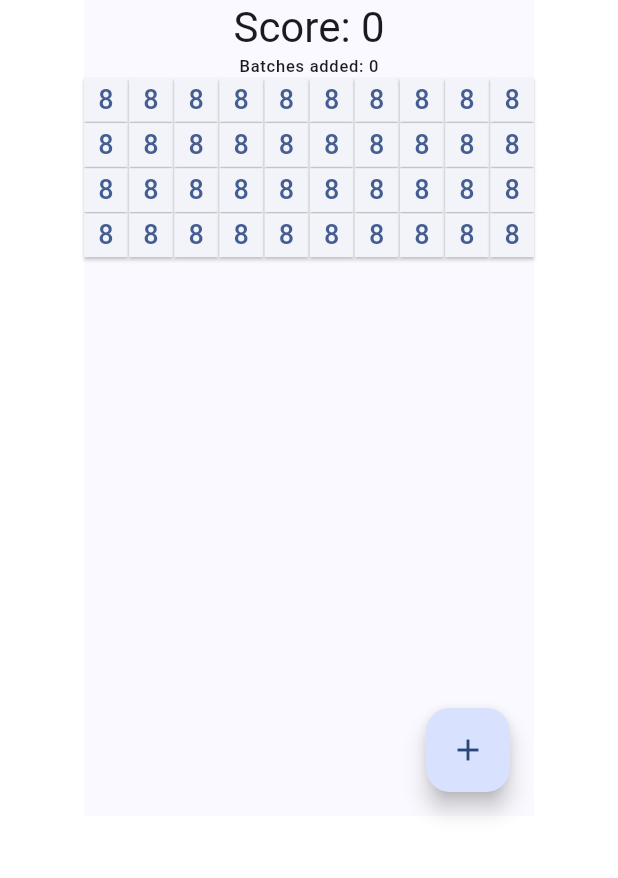
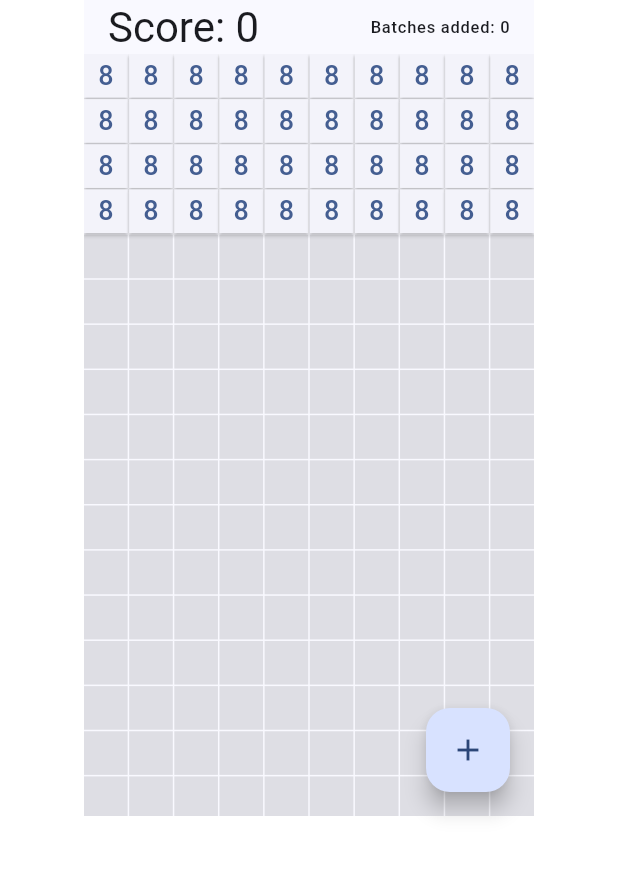
Before and after one commit to julia-morg/numerocide, a Flutter app: the screen it shows after launch, on a phone screen of 412 x 824 dp, the part 252-1130 px from its top. Run offline on Flutter 3.47's test engine with Material 3 defaults, Android fonts, the phone set to English and light mode, and no system bars.

Commit message:
пустые ряды

```diff
--- a/lib/main.dart
+++ b/lib/main.dart
@@ -23,13 +23,13 @@ class MyApp extends StatelessWidget {
         colorScheme: ColorScheme.fromSeed(seedColor: Colors.blueAccent),
         useMaterial3: true,
         appBarTheme: AppBarTheme(
-          backgroundColor: Theme.of(context).colorScheme.primary, // Фон заголовка
-          titleTextStyle: TextStyle(
+          backgroundColor: Theme.of(context).colorScheme.primary, // Используем основной цвет для заголовка
+          titleTextStyle: const TextStyle(
             color: Colors.white, // Белый текст заголовка
             fontSize: 20,
           ),
-          iconTheme: IconThemeData(
-            color: Colors.white, // Иконки белого цвета
+          iconTheme: const IconThemeData(
+            color: Colors.white, // Белые иконки
           ),
         ),
       ),
@@ -43,7 +43,6 @@ class MyApp extends StatelessWidget {
           ),
         );
       },
-
     );
   }
 }
@@ -124,12 +123,16 @@ class _MyHomePageState extends State<MyHomePage> {
   Widget build(BuildContext context) {
     return Scaffold(
       appBar: AppBar(
-        backgroundColor: Theme.of(context).colorScheme.primary,
         title: Text(widget.title),
+        backgroundColor: Theme.of(context).colorScheme.primary, // Цвет заголовка, как у вас
       ),
       body: Center(
         child: Column(
-          mainAxisAlignment: MainAxisAlignment.center,
+          children: <Widget>[
+            Padding(
+              padding: const EdgeInsets.symmetric(horizontal: 16.0),
+              child: Row(
+                mainAxisAlignment: MainAxisAlignment.spaceBetween,
                 children: <Widget>[
                   Text(
                     'Score: $_score',
@@ -137,9 +140,11 @@ class _MyHomePageState extends State<MyHomePage> {
                   ),
                   Text(
                     'Batches added: $_counter',
-              style: Theme.of(context).textTheme.labelSmall,
+                    style: Theme.of(context).textTheme.labelSmall, // Маленький шрифт для "Batches added"
                   ),
-
+                ],
+              ),
+            ),
             Expanded(
               child: SingleChildScrollView(
                 scrollDirection: Axis.vertical,
@@ -178,6 +183,10 @@ class ButtonGrid extends StatefulWidget {
 class _ButtonGridState extends State<ButtonGrid> {
   @override
   Widget build(BuildContext context) {
+    int totalRowsInView = (windowHeight / (buttonSize * buttonScaleFactor + 1)).floor(); // Количество строк, которые могут поместиться в видимой области
+    int totalButtonsToShow = totalRowsInView * buttonsPerRow; // Полное количество кнопок до конца экрана
+    int additionalButtons = totalButtonsToShow - widget.randomNumbers.length; // Дополнительные пустые кнопки
+
     return GridView.builder(
       physics: const NeverScrollableScrollPhysics(), // Отключаем прокрутку GridView
       shrinkWrap: true,
@@ -187,8 +196,27 @@ class _ButtonGridState extends State<ButtonGrid> {
         mainAxisSpacing: 1, // Минимальное пространство между кнопками по вертикали
         crossAxisSpacing: 1, // Минимальное пространство между кнопками по горизонтали
       ),
-      itemCount: widget.randomNumbers.length,
+      itemCount: widget.randomNumbers.length + additionalButtons, // Добавляем пустые места
       itemBuilder: (context, index) {
+        if (index >= widget.randomNumbers.length) {
+          // Пустые кнопки, без цифр
+          return SizedBox(
+            width: buttonSize * buttonScaleFactor,
+            height: buttonSize * buttonScaleFactor,
+            child: ElevatedButton(
+              style: ElevatedButton.styleFrom(
+                backgroundColor: Colors.grey[200], // Пустые кнопки с приглушенным фоном
+                shape: RoundedRectangleBorder(
+                  borderRadius: BorderRadius.zero, // Прямоугольные границы
+                ),
+                padding: EdgeInsets.zero,
+              ),
+              onPressed: null, // Пустые кнопки неактивны
+              child: null,
+            ),
+          );
+        }
+
         int buttonNumber = widget.randomNumbers[index];
         bool isSelected = widget.selectedButtons.any((element) => element['index'] == index);
 
```
Lines whose indentation alone changed are shown as unchanged.
